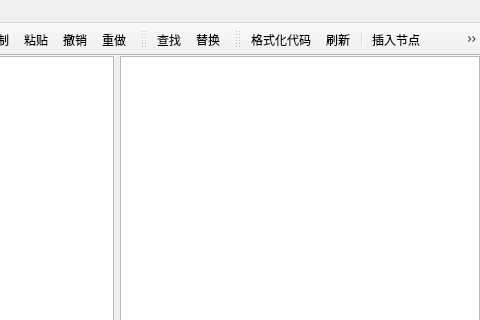
Old version of the form jsoneditormain.ui in the repository mhassanzadeh/jsoneditor; both pictures show x 246 to 726 and y 0 to 320 of the 726 by 544 pixel window.
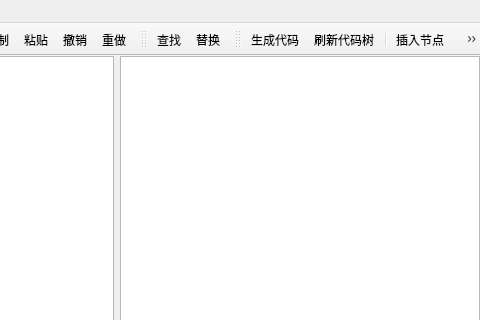
New version of the form. Icons and pictures are not drawn.

The edit to the form file:
```diff
--- a/jsoneditormain.ui
+++ b/jsoneditormain.ui
@@ -328,7 +328,10 @@
      <normaloff>:/ToolbarIcon/images/format-justify-right.png</normaloff>:/ToolbarIcon/images/format-justify-right.png</iconset>
    </property>
    <property name="text">
-    <string>格式化代码</string>
+    <string>生成代码</string>
+   </property>
+   <property name="toolTip">
+    <string>生成代码</string>
    </property>
    <property name="shortcut">
     <string>Shift+F</string>
@@ -340,7 +343,10 @@
      <normaloff>:/ToolbarIcon/images/view-refresh.png</normaloff>:/ToolbarIcon/images/view-refresh.png</iconset>
    </property>
    <property name="text">
-    <string>刷新</string>
+    <string>刷新代码树</string>
+   </property>
+   <property name="toolTip">
+    <string>刷新代码树</string>
    </property>
    <property name="shortcut">
     <string>Shift+R</string>
```
Left out of the diff: 2 changed lines with no effect on the pictures.
